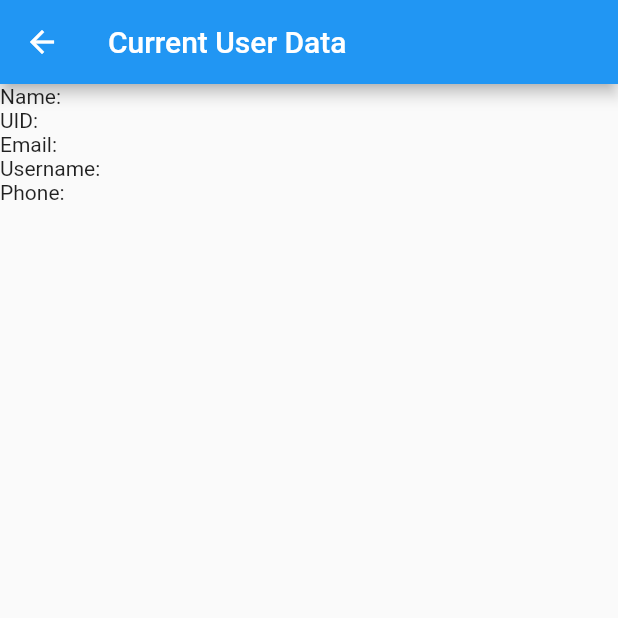
After one commit to Frequencypay/frequencypay, a Flutter app: the screen it shows once a user with an empty profile is signed in, after a tap on "Get current user data", on a phone screen of 412 x 824 dp, the top half of it. The commit adds this screen. Run offline on Flutter 3.47's test engine with Material 2 defaults, Android fonts, the phone set to English and light mode, and no system bars; our stand-ins replace bloc, cloud_firestore, firebase_auth, flutter_bloc, flutter_spinkit, percent_indicator and 1 more; accounts and stored records are empty.

Commit message:
potential solution

```diff
--- a/lib/pages/landing_page.dart
+++ b/lib/pages/landing_page.dart
@@ -8,6 +8,7 @@ import 'package:frequencypay/services/firebase_auth_service.dart';
 import '../vaulted_pages/firebase_authentication.dart';
 import 'landing_page.dart';
 import 'loan_request_page.dart';
+import 'package:frequencypay/pages/temp_user_data.dart';
 
 class LandingPage extends StatefulWidget {
   final String uid;
@@ -48,6 +49,14 @@ class _LandingPageState extends State<LandingPage> {
                     },
                   ),
                 ],
+              ),
+
+              FlatButton.icon(
+                icon: Icon(Icons.person,color: Colors.grey,),
+                label: Text("Get current user data",style: TextStyle(color: Colors.grey),),
+                onPressed: ()  {
+                  Navigator.pushNamed(context, '/temp_user_data');
+                },
               ),
 
 
--- /dev/null
+++ b/lib/pages/temp_user_data.dart
@@ -0,0 +1,79 @@
+//This is just a temporary page that shows user data that we get from the custom userData model
+import 'package:flutter/material.dart';
+import 'package:frequencypay/models/user_model.dart';
+import 'package:frequencypay/pages/authenticate/loading.dart';
+import 'package:frequencypay/services/firestore_db_service.dart';
+import 'package:provider/provider.dart';
+
+class currentUserData extends StatefulWidget {
+  @override
+  _currentUserDataState createState() => _currentUserDataState();
+}
+
+class _currentUserDataState extends State<currentUserData> {
+  @override
+  Widget build(BuildContext context) {
+    final user =Provider.of<User>(context);
+    return Scaffold(
+      appBar: AppBar(
+        title: Text("Current User Data"),
+      ),
+
+      body: StreamBuilder<UserData>( //we get userData (custom model) from the stream
+        stream: FirestoreService(uid: user.uid).userData, //userData is the stream name we defined in service class
+        builder: (context, snapshot) {
+          if(snapshot.hasData){
+            UserData userData=snapshot.data;
+
+            return SafeArea(
+              child: Column(
+                children: <Widget>[
+                  Row(
+                    children: <Widget>[
+                      Text("Name: "),
+                      Text(userData.name),
+                    ],
+                  ),
+
+                  Row(
+                    children: <Widget>[
+                      Text("UID: "),
+                      Text(userData.uid),
+                    ],
+                  ),
+
+                  Row(
+                    children: <Widget>[
+                      Text("Email: "),
+                      Text(userData.email),
+                    ],
+                  ),
+
+                  Row(
+                    children: <Widget>[
+                      Text("Username: "),
+                      Text(userData.username),
+                    ],
+                  ),
+
+                  Row(
+                    children: <Widget>[
+                      Text("Phone: "),
+                      Text(userData.phoneNumber),
+                    ],
+                  ),
+                ],
+
+              ),
+            );
+
+          }
+          else{
+            return Loading();
+          }
+
+        }
+      ),
+    );
+  }
+}
--- a/lib/routes.dart
+++ b/lib/routes.dart
@@ -8,6 +8,7 @@ import 'package:frequencypay/pages/authenticate/forgot_password_page.dart';
 import 'package:frequencypay/pages/home_page.dart';
 import 'package:frequencypay/vaulted_pages/search_results.dart';
 import 'package:frequencypay/pages/search_users.dart';
+import 'package:frequencypay/pages/temp_user_data.dart';
 import 'pages/authenticate/wrapper.dart';
 
 final routes = {
@@ -18,4 +19,5 @@ final routes = {
   '/forgotPassword': (BuildContext context) => new ForgotPasswordPage(),
   '/search_users':(context)=>SearchData(),
   '/loan_request_page':(context)=>LoanRequest(),
+  '/temp_user_data':(context)=>new currentUserData(),
 };
```
